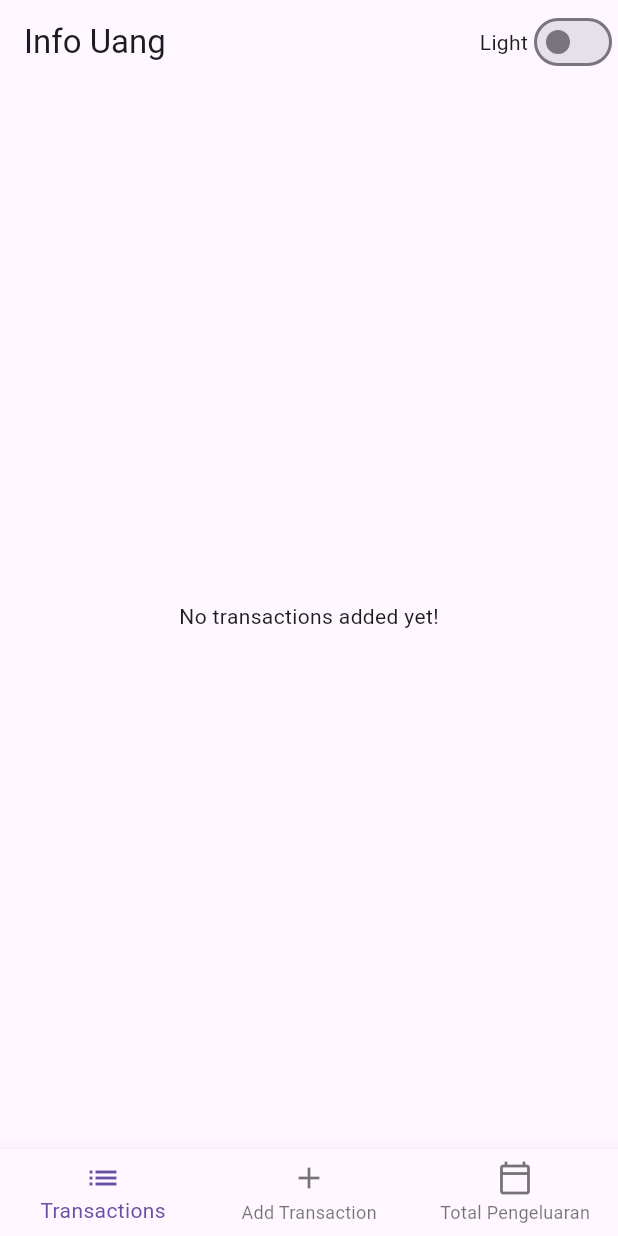
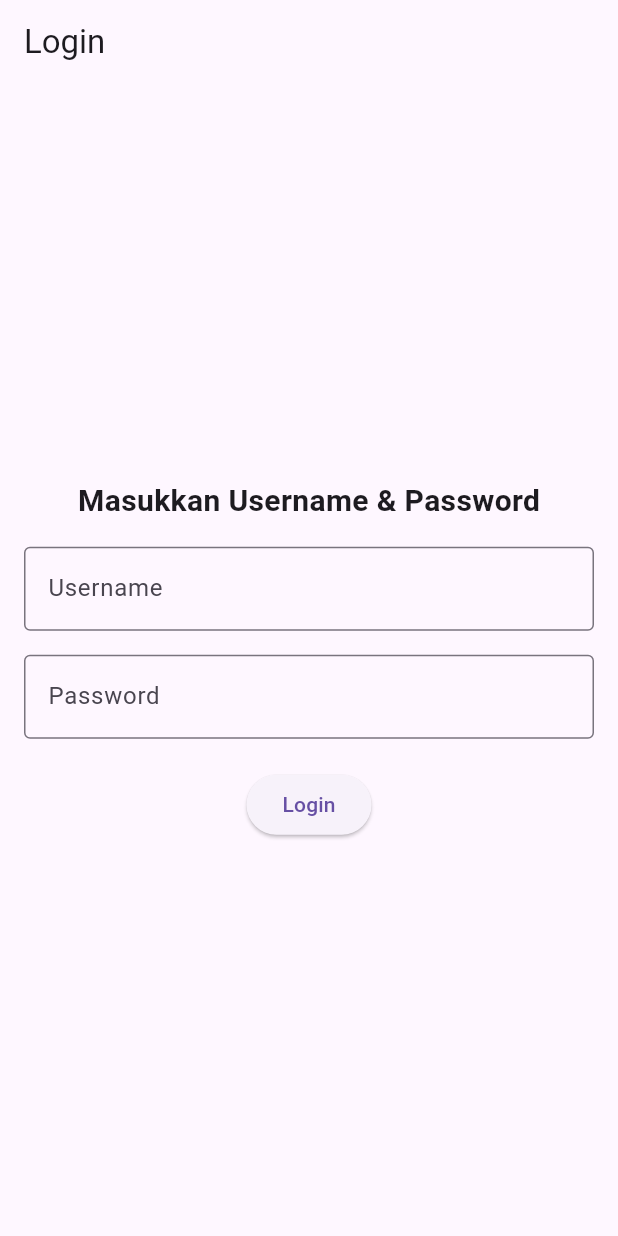
Before and after one commit to Sylnzy/info-uang-app, a Flutter app: the screen it shows after launch, on a phone screen of 412 x 824 dp. Run offline on Flutter 3.47's test engine with Material 3 defaults, Android fonts, the light colour scheme and no system bars; our stand-ins replace cloud_firestore, firebase_auth, firebase_core, hive, shared_preferences; accounts and stored records are empty.

Commit message:
Tambahkan fitur AuthWrapper dan Login sederhana

```diff
--- /dev/null
+++ b/lib/auth_wrapper.dart
@@ -0,0 +1,45 @@
+import 'package:flutter/material.dart';
+import 'package:shared_preferences/shared_preferences.dart';
+import 'package:first_project/main_screen.dart' as screens;
+
+import 'login_screen.dart';
+import 'main.dart';
+
+class AuthWrapper extends StatelessWidget {
+  final bool isDarkMode;
+  final Function(bool) onToggleTheme;
+
+  const AuthWrapper({
+    Key? key,
+    required this.isDarkMode,
+    required this.onToggleTheme,
+  }) : super(key: key);
+
+  Future<bool> _isLoggedIn() async {
+    final prefs = await SharedPreferences.getInstance();
+    final username = prefs.getString('username');
+    return username != null && username.isNotEmpty;
+  }
+
+  @override
+  Widget build(BuildContext context) {
+    return FutureBuilder<bool>(
+      future: _isLoggedIn(),
+      builder: (context, snapshot) {
+        if (snapshot.connectionState == ConnectionState.waiting) {
+          return const Scaffold(
+            body: Center(child: CircularProgressIndicator()),
+          );
+        }
+        if (snapshot.hasData && snapshot.data == true) {
+          return MainScreen(
+            isDarkMode: isDarkMode,
+            onToggleTheme: onToggleTheme,
+          );
+        } else {
+          return const LoginScreen();
+        }
+      },
+    );
+  }
+}
--- /dev/null
+++ b/lib/login_screen.dart
@@ -0,0 +1,77 @@
+import 'package:flutter/material.dart';
+import 'package:shared_preferences/shared_preferences.dart';
+import 'main_screen.dart';
+
+class LoginScreen extends StatefulWidget {
+  const LoginScreen({super.key});
+
+  @override
+  State<LoginScreen> createState() => _LoginScreenState();
+}
+
+class _LoginScreenState extends State<LoginScreen> {
+  final TextEditingController _usernameController = TextEditingController();
+  final TextEditingController _passwordController = TextEditingController();
+
+  final String _validUsername = 'admin';
+  final String _validPassword = '1234';
+
+  Future<void> _login() async {
+    final username = _usernameController.text.trim();
+    final password = _passwordController.text.trim();
+
+    if (username == _validUsername && password == _validPassword) {
+      final prefs = await SharedPreferences.getInstance();
+      await prefs.setString('username', username);
+      Navigator.pushReplacement(
+        context,
+        MaterialPageRoute(builder: (context) => const MainScreen()),
+      );
+    } else {
+      ScaffoldMessenger.of(context).showSnackBar(
+        const SnackBar(content: Text('Username atau password salah')),
+      );
+    }
+  }
+
+  @override
+  Widget build(BuildContext context) {
+    return Scaffold(
+      appBar: AppBar(title: const Text('Login')),
+      body: Padding(
+        padding: const EdgeInsets.all(16.0),
+        child: Column(
+          mainAxisAlignment: MainAxisAlignment.center,
+          children: [
+            const Text(
+              'Masukkan Username & Password',
+              style: TextStyle(fontSize: 20, fontWeight: FontWeight.bold),
+            ),
+            const SizedBox(height: 16),
+            TextField(
+              controller: _usernameController,
+              decoration: const InputDecoration(
+                border: OutlineInputBorder(),
+                labelText: 'Username',
+              ),
+            ),
+            const SizedBox(height: 16),
+            TextField(
+              controller: _passwordController,
+              obscureText: true,
+              decoration: const InputDecoration(
+                border: OutlineInputBorder(),
+                labelText: 'Password',
+              ),
+            ),
+            const SizedBox(height: 20),
+            ElevatedButton(
+              onPressed: _login,
+              child: const Text('Login'),
+            )
+          ],
+        ),
+      ),
+    );
+  }
+}
--- a/lib/main.dart
+++ b/lib/main.dart
@@ -4,6 +4,13 @@ import 'package:cloud_firestore/cloud_firestore.dart';
 import 'firebase_options.dart';
 import 'package:flutter/material.dart';
 import 'splash_screen.dart';
+
+import 'settings_screen.dart';
+import 'package:shared_preferences/shared_preferences.dart';
+import 'login_screen.dart';
+import 'main_screen.dart';
+import 'auth_wrapper.dart';
+
 
 Future<void> main() async {
   WidgetsFlutterBinding.ensureInitialized();
@@ -44,14 +51,13 @@ class _InfoUangAppState extends State<InfoUangApp> {
         useMaterial3: true,
       ),
       themeMode: _themeMode,
-      home: MainScreen(
-        onToggleTheme: _toggleTheme,
-        isDarkMode: _themeMode == ThemeMode.dark,
-      ),
+      home: AuthWrapper(
+  isDarkMode: _themeMode == ThemeMode.dark,
+  onToggleTheme: _toggleTheme,
+),
     );
   }
 }
-
 
 class Transaction {
   final String? id;
@@ -96,16 +102,18 @@ class Transaction {
     };
   }
 }
+
 /// pergi ke [main_screen.dart]
 class MainScreen extends StatefulWidget {
+  final bool isDarkMode;
   final Function(bool) onToggleTheme;
-  final bool isDarkMode;
 
   const MainScreen({
-    super.key,
+    Key? key,
+    required this.isDarkMode,
     required this.onToggleTheme,
-    required this.isDarkMode,
-  });
+  }) : super(key: key);
+
 
   @override
   State<MainScreen> createState() => _MainScreenState();
@@ -192,16 +200,16 @@ class _MainScreenState extends State<MainScreen> {
       appBar: AppBar(
         title: const Text('Info Uang'),
         actions: [
-          Row(
-            children: [
-              Text(widget.isDarkMode ? 'Dark' : 'Light'),
-              Switch(
-                value: widget.isDarkMode,
-                onChanged: (value) {
-                  widget.onToggleTheme(value);
-                },
-              ),
-            ],
+          IconButton(
+            icon: const Icon(Icons.settings),
+            onPressed: () {
+              Navigator.of(context).push(MaterialPageRoute(
+                builder: (context) => SettingsScreen(
+                  isDarkMode: widget.isDarkMode,
+                  onToggleDarkMode: widget.onToggleTheme,
+                ),
+              ));
+            },
           ),
         ],
       ),
@@ -441,7 +449,8 @@ class TransactionList extends StatelessWidget {
 }
 
 class AddTransactionScreen extends StatefulWidget {
-  final Function(String, double, DateTime, String, double, double) addTransaction;
+  final Function(String, double, DateTime, String, double, double)
+      addTransaction;
 
   const AddTransactionScreen(this.addTransaction, {super.key});
 
@@ -585,7 +594,8 @@ class _AddTransactionScreenState extends State<AddTransactionScreen> {
                   children: [
                     const Text(
                       'Total: ',
-                      style: TextStyle(fontSize: 16, fontWeight: FontWeight.bold),
+                      style:
+                          TextStyle(fontSize: 16, fontWeight: FontWeight.bold),
                     ),
                     Text(
                       'Rp ${_totalAmount.toStringAsFixed(0)}',
@@ -616,7 +626,8 @@ class _AddTransactionScreenState extends State<AddTransactionScreen> {
                   DropdownMenuItem(
                       value: 'Entertainment', child: Text('Entertainment')),
                   DropdownMenuItem(value: 'Health', child: Text('Health')),
-                  DropdownMenuItem(value: 'Education', child: Text('Education')),
+                  DropdownMenuItem(
+                      value: 'Education', child: Text('Education')),
                 ],
               ),
               Row(
--- a/lib/main_screen.dart
+++ b/lib/main_screen.dart
@@ -1,6 +1,8 @@
 import 'package:flutter/material.dart';
 import 'package:cloud_firestore/cloud_firestore.dart';
 import 'package:firebase_auth/firebase_auth.dart';
+
+import 'settings_screen.dart';
 
 class MainScreen extends StatefulWidget {
   const MainScreen({super.key});
@@ -33,6 +35,7 @@ class _MainScreenState extends State<MainScreen> {
     return Scaffold(
       appBar: AppBar(
         title: const Text('Info Uang'),
+
       ),
       body: StreamBuilder<QuerySnapshot>(
         stream: FirebaseFirestore.instance
--- a/pubspec.yaml
+++ b/pubspec.yaml
@@ -36,6 +36,7 @@ dependencies:
   firebase_core: ^2.24.2
   firebase_auth: ^4.15.3
   cloud_firestore: ^4.13.6
+  shared_preferences: ^2.2.2
 
 
 
```
Also changed, not shown: lib/settings_screen.dart (added, +84 -0 lines), pubspec.lock, 5 other files.
